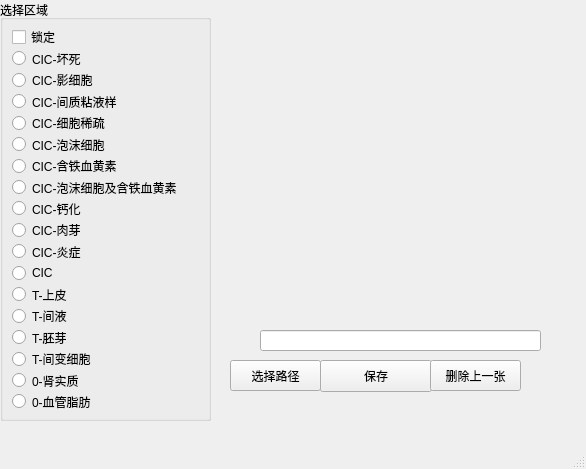
Qt form ScreenshotUI/mainwindow.ui (ycDongkj/Screenshot) before a commit.
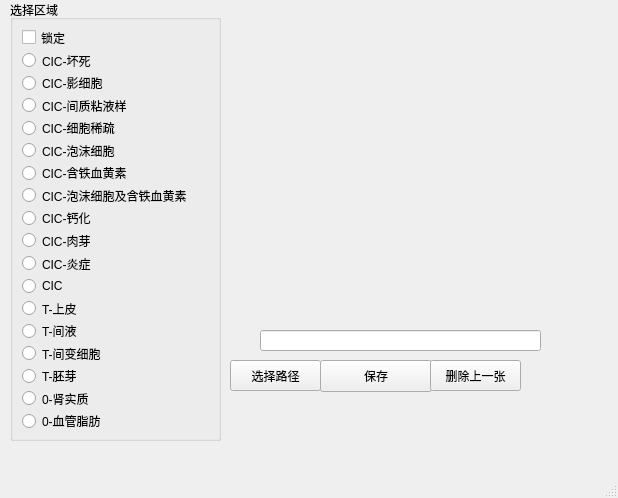
The same form after that commit.

What changed in the file:
```diff
--- a/ScreenshotUI/mainwindow.ui
+++ b/ScreenshotUI/mainwindow.ui
@@ -6,8 +6,8 @@
    <rect>
     <x>0</x>
     <y>0</y>
-    <width>586</width>
-    <height>469</height>
+    <width>618</width>
+    <height>498</height>
    </rect>
   </property>
   <property name="windowTitle">
@@ -43,10 +43,10 @@
    <widget class="QGroupBox" name="groupBox">
     <property name="geometry">
      <rect>
-      <x>0</x>
+      <x>10</x>
       <y>0</y>
       <width>211</width>
-      <height>421</height>
+      <height>441</height>
      </rect>
     </property>
     <property name="title">
@@ -151,13 +151,6 @@
        </property>
       </widget>
      </item>
-     <item>
-      <widget class="QRadioButton" name="radioButton_14">
-       <property name="text">
-        <string>T-胚芽</string>
-       </property>
-      </widget>
-     </item>
      <item>
       <widget class="QRadioButton" name="radioButton_15">
        <property name="text">
@@ -165,6 +158,13 @@
        </property>
       </widget>
      </item>
+     <item>
+      <widget class="QRadioButton" name="radioButton_14">
+       <property name="text">
+        <string>T-胚芽</string>
+       </property>
+      </widget>
+     </item>
      <item>
       <widget class="QRadioButton" name="radioButton_16">
        <property name="text">
```
Left out of the diff: 2 changed lines with no effect on the pictures.
